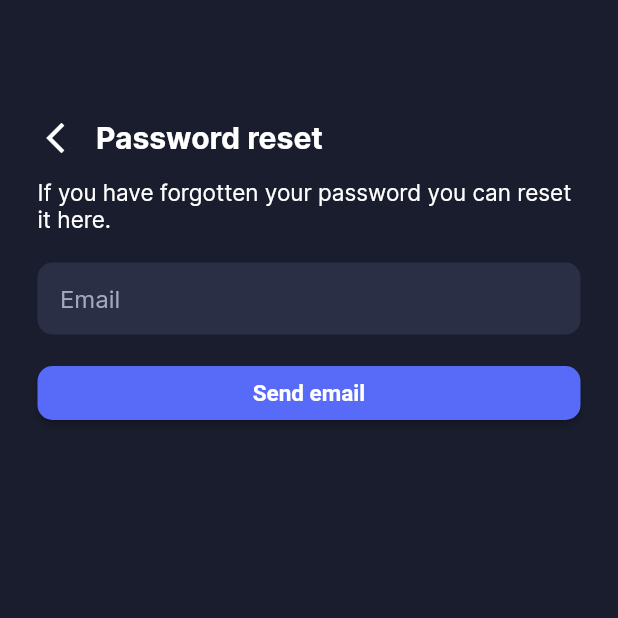
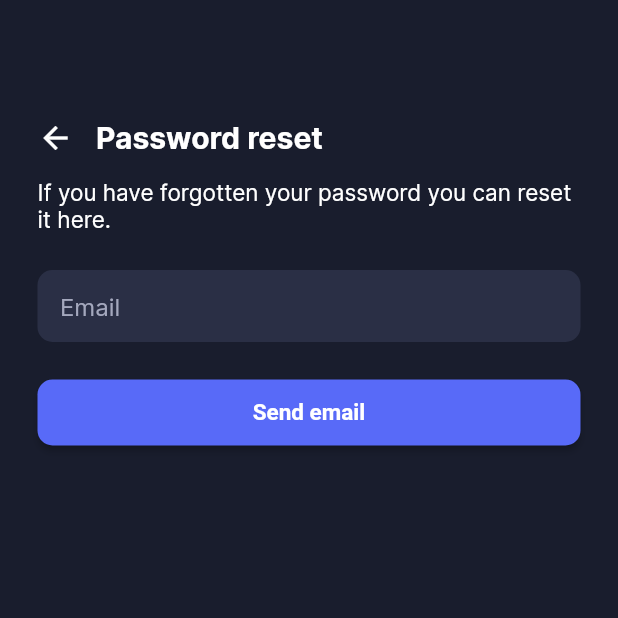
Before and after one commit to royalecode/cryper, a Flutter app: the ResetScreen screen opened directly, on a phone screen of 412 x 824 dp, the top half of it. Run offline on Flutter 3.47's test engine with Material 2 defaults, Android fonts, the phone set to English and light mode, and no system bars; our stand-ins replace animated_splash_screen, charts_flutter, cloud_firestore, firebase_auth, firebase_core, flutter_svg and 4 more; accounts and stored records are empty; network calls fail.

Commit message:
fixed icon and button height

```diff
--- a/lib/ResetScreen.dart
+++ b/lib/ResetScreen.dart
@@ -21,7 +21,7 @@ class ResetScreen extends StatelessWidget {
                       children: <Widget>[
                         Row(children: <Widget>[
                           IconButton(
-                              icon: Icon(Icons.arrow_back_ios_new),
+                              icon: Icon(Icons.arrow_back),
                               padding: EdgeInsets.fromLTRB(0,0,15,0),
                               constraints: BoxConstraints(),
                               color: Colors.white,
@@ -44,7 +44,7 @@ class ResetScreen extends StatelessWidget {
                             fontSize: 15,
                           ),
                         ),
-                        const SizedBox(height: 20),
+                        const SizedBox(height: 25),
                         TextField(
                           textInputAction: TextInputAction.next,
                           keyboardType: TextInputType.emailAddress,
@@ -69,15 +69,21 @@ class ResetScreen extends StatelessWidget {
                             _email = value;
                           },
                         ),
-                        const SizedBox(height: 15),
-                        ElevatedButton(
+                        const SizedBox(height: 25),
+                        Container(
+                            child: SizedBox(
+                              height: 44,
+                              width: double.maxFinite,
+                              child: ElevatedButton(
                                 style: ElevatedButton.styleFrom(
                                     primary: Color(0xFF586AF8),
                                     shape: RoundedRectangleBorder(
-                                borderRadius: BorderRadius.circular(10.0),
+                                      borderRadius: BorderRadius.circular(
+                                          10.0),
                                     ),
                                     textStyle: const TextStyle(
-                                  fontSize: 15, fontWeight: FontWeight.bold)),
+                                        fontSize: 15,
+                                        fontWeight: FontWeight.bold)),
                                 onPressed: () async {
                                   if (_email != '') {
                                     await FirebaseAuth.instance
@@ -86,7 +92,8 @@ class ResetScreen extends StatelessWidget {
                                   }
                                 },
                                 child: Text('Send email'),
-                        )
+                              ),
+                            )),
                       ],
                     )))));
   }
```
Lines whose indentation alone changed are shown as unchanged.
